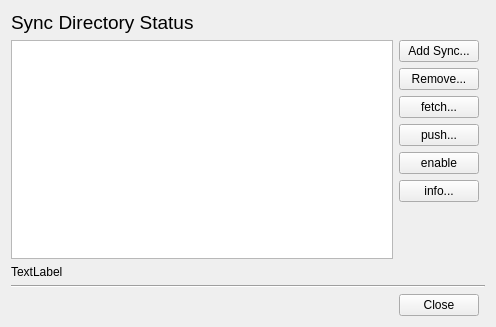
Before: the Qt Designer form src/mirall/statusdialog.ui in nextcloud/desktop, drawn with Qt 5.
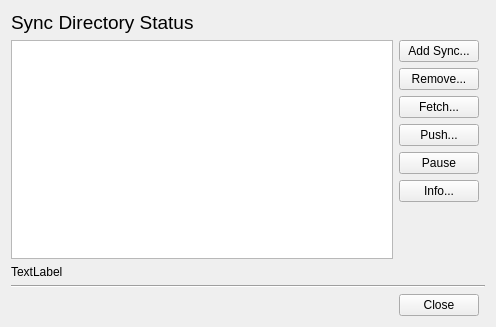
After: the same form once the commit is applied.

Commit message: Use pause and resume instead of enable and disable

The edit to the form file:
```diff
--- a/src/mirall/statusdialog.ui
+++ b/src/mirall/statusdialog.ui
@@ -53,28 +53,28 @@
       <bool>true</bool>
      </property>
      <property name="text">
-      <string>fetch...</string>
+      <string>Fetch...</string>
      </property>
     </widget>
    </item>
    <item row="4" column="1">
     <widget class="QPushButton" name="_ButtonPush">
      <property name="text">
-      <string>push...</string>
+      <string>Push...</string>
      </property>
     </widget>
    </item>
    <item row="5" column="1">
     <widget class="QPushButton" name="_ButtonEnable">
      <property name="text">
-      <string>enable</string>
+      <string>Pause</string>
      </property>
     </widget>
    </item>
    <item row="6" column="1">
     <widget class="QPushButton" name="_ButtonInfo">
      <property name="text">
-      <string>info...</string>
+      <string>Info...</string>
      </property>
     </widget>
    </item>
```
Left out of the diff: 4 changed lines with no effect on the pictures. The commit also changes 2 other files.
